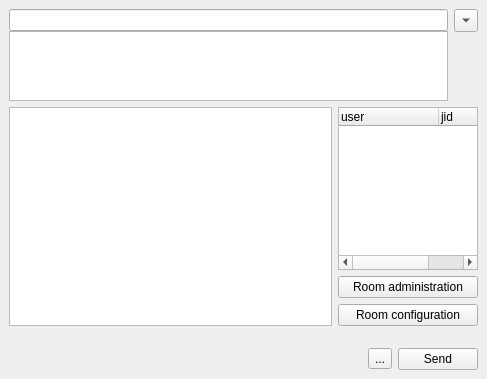
First picture: the form in widgets/groupchatwidget.ui, repository xmpp-graveyard/jabbim, before the edit.
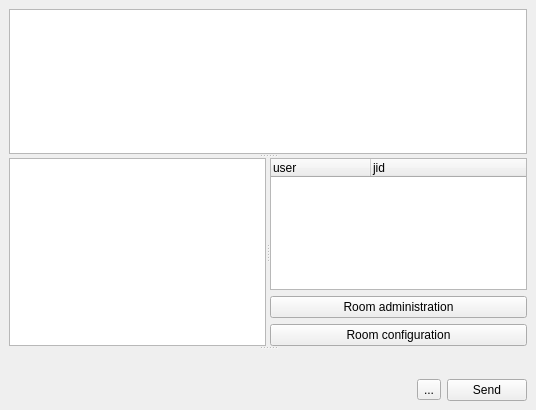
Second picture: the form after the edit. Icons and pictures are not drawn.

```diff
--- a/widgets/groupchatwidget.ui
+++ b/widgets/groupchatwidget.ui
@@ -5,8 +5,8 @@
    <rect>
     <x>0</x>
     <y>0</y>
-    <width>487</width>
-    <height>379</height>
+    <width>536</width>
+    <height>410</height>
    </rect>
   </property>
   <property name="focusPolicy" >
@@ -22,37 +22,106 @@
    <property name="spacing" >
     <number>6</number>
    </property>
-   <item row="4" column="0" colspan="2" >
-    <spacer>
+   <item row="0" column="0" colspan="3" >
+    <widget class="QSplitter" name="splitter_2" >
      <property name="orientation" >
-      <enum>Qt::Horizontal</enum>
+      <enum>Qt::Vertical</enum>
      </property>
-     <property name="sizeHint" >
-      <size>
-       <width>331</width>
-       <height>20</height>
-      </size>
+     <property name="opaqueResize" >
+      <bool>false</bool>
      </property>
-    </spacer>
-   </item>
-   <item row="3" column="0" colspan="4" >
-    <widget class="QWidget" native="1" name="lineWidget" >
-     <property name="minimumSize" >
-      <size>
-       <width>0</width>
-       <height>10</height>
-      </size>
-     </property>
+     <widget class="QTextBrowser" name="info" >
+      <property name="minimumSize" >
+       <size>
+        <width>0</width>
+        <height>1</height>
+       </size>
+      </property>
+     </widget>
+     <widget class="QSplitter" name="splitter" >
+      <property name="orientation" >
+       <enum>Qt::Horizontal</enum>
+      </property>
+      <widget class="QTextBrowser" name="textEdit" >
+       <property name="openExternalLinks" >
+        <bool>true</bool>
+       </property>
+      </widget>
+      <widget class="QWidget" name="" >
+       <layout class="QVBoxLayout" >
+        <property name="margin" >
+         <number>0</number>
+        </property>
+        <property name="spacing" >
+         <number>6</number>
+        </property>
+        <item>
+         <widget class="QTreeWidget" name="users" >
+          <property name="alternatingRowColors" >
+           <bool>true</bool>
+          </property>
+          <property name="rootIsDecorated" >
+           <bool>false</bool>
+          </property>
+          <column>
+           <property name="text" >
+            <string>user</string>
+           </property>
+          </column>
+          <column>
+           <property name="text" >
+            <string>jid</string>
+           </property>
+          </column>
+         </widget>
+        </item>
+        <item>
+         <widget class="QWidget" native="1" name="admin" >
+          <layout class="QVBoxLayout" >
+           <property name="margin" >
+            <number>0</number>
+           </property>
+           <property name="spacing" >
+            <number>6</number>
+           </property>
+           <item>
+            <widget class="QPushButton" name="roomAdmin" >
+             <property name="text" >
+              <string>Room administration</string>
+             </property>
+            </widget>
+           </item>
+           <item>
+            <widget class="QPushButton" name="roomConfig" >
+             <property name="text" >
+              <string>Room configuration</string>
+             </property>
+            </widget>
+           </item>
+          </layout>
+         </widget>
+        </item>
+       </layout>
+      </widget>
+     </widget>
+     <widget class="QWidget" native="1" name="lineWidget" >
+      <property name="minimumSize" >
+       <size>
+        <width>0</width>
+        <height>10</height>
+       </size>
+      </property>
+     </widget>
     </widget>
    </item>
-   <item row="4" column="3" >
+   <item row="1" column="2" >
     <widget class="QPushButton" name="sendButton" >
      <property name="text" >
       <string>Send</string>
      </property>
     </widget>
    </item>
-   <item row="4" column="2" >
+   <item row="1" column="1" >
     <widget class="QToolButton" name="smileys" >
      <property name="text" >
       <string>...</string>
@@ -68,114 +137,18 @@
      </property>
     </widget>
    </item>
-   <item rowspan="2" row="1" column="0" >
-    <widget class="QTextBrowser" name="textEdit" >
-     <property name="openExternalLinks" >
-      <bool>true</bool>
+   <item row="1" column="0" >
+    <spacer>
+     <property name="orientation" >
+      <enum>Qt::Horizontal</enum>
      </property>
-    </widget>
-   </item>
-   <item row="2" column="1" colspan="3" >
-    <widget class="QWidget" native="1" name="admin" >
-     <layout class="QVBoxLayout" >
-      <property name="margin" >
-       <number>0</number>
-      </property>
-      <property name="spacing" >
-       <number>6</number>
-      </property>
-      <item>
-       <widget class="QPushButton" name="roomAdmin" >
-        <property name="text" >
-         <string>Room administration</string>
-        </property>
-       </widget>
-      </item>
-      <item>
-       <widget class="QPushButton" name="roomConfig" >
-        <property name="text" >
-         <string>Room configuration</string>
-        </property>
-       </widget>
-      </item>
-     </layout>
-    </widget>
-   </item>
-   <item row="1" column="1" colspan="3" >
-    <widget class="QTreeWidget" name="users" >
-     <property name="maximumSize" >
+     <property name="sizeHint" >
       <size>
-       <width>141</width>
-       <height>16777215</height>
+       <width>331</width>
+       <height>20</height>
       </size>
      </property>
-     <property name="alternatingRowColors" >
-      <bool>true</bool>
-     </property>
-     <property name="rootIsDecorated" >
-      <bool>false</bool>
-     </property>
-     <column>
-      <property name="text" >
-       <string>user</string>
-      </property>
-     </column>
-     <column>
-      <property name="text" >
-       <string>jid</string>
-      </property>
-     </column>
-    </widget>
-   </item>
-   <item row="0" column="0" colspan="4" >
-    <layout class="QGridLayout" >
-     <property name="margin" >
-      <number>0</number>
-     </property>
-     <property name="spacing" >
-      <number>6</number>
-     </property>
-     <item row="0" column="1" >
-      <widget class="QToolButton" name="toolButton" >
-       <property name="text" >
-        <string>...</string>
-       </property>
-       <property name="checkable" >
-        <bool>true</bool>
-       </property>
-       <property name="arrowType" >
-        <enum>Qt::DownArrow</enum>
-       </property>
-      </widget>
-     </item>
-     <item rowspan="2" row="0" column="0" >
-      <layout class="QVBoxLayout" >
-       <property name="margin" >
-        <number>0</number>
-       </property>
-       <property name="spacing" >
-        <number>0</number>
-       </property>
-       <item>
-        <widget class="QLineEdit" name="info" >
-         <property name="readOnly" >
-          <bool>true</bool>
-         </property>
-        </widget>
-       </item>
-       <item>
-        <widget class="QTextBrowser" name="info_big" >
-         <property name="maximumSize" >
-          <size>
-           <width>16777215</width>
-           <height>70</height>
-          </size>
-         </property>
-        </widget>
-       </item>
-      </layout>
-     </item>
-    </layout>
+    </spacer>
    </item>
   </layout>
  </widget>
```
Left out of the diff: 51 changed lines with no effect on the pictures.
